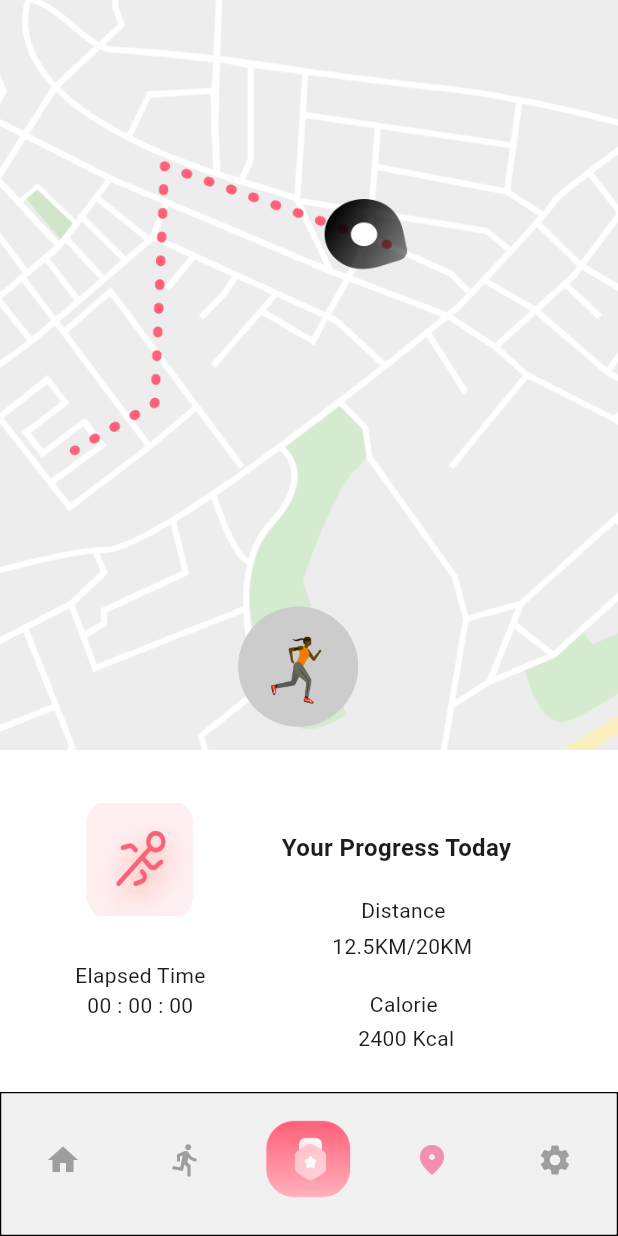
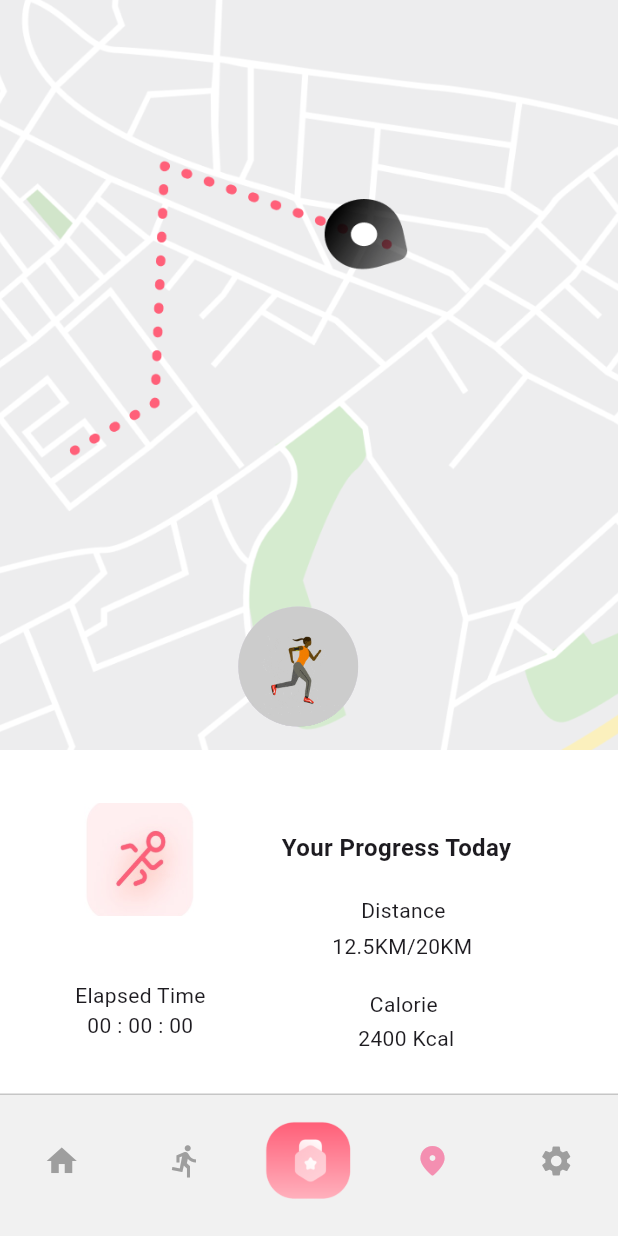
Before and after one commit to k1vv/Gesundheits-Link, a Flutter app: the screen it shows once a user with an empty profile is signed in, item 4 of the bottom bar chosen, on a phone screen of 412 x 824 dp. Run offline on Flutter 3.47's test engine with Material 2 defaults, Android fonts, the phone set to English and light mode, and no system bars; our stand-ins replace firebase_auth, firebase_core, firebase_database, firebase_storage, flutter_blue_plus, flutter_map and 3 more; accounts and stored records are empty.

Commit message:
Some bug fixes

```diff
--- a/lib/UI/home_page.dart
+++ b/lib/UI/home_page.dart
@@ -53,6 +53,7 @@ class _HomePageState extends State<HomePage> {
 
   @override
   Widget build(BuildContext context) {
+    final screenWidth = MediaQuery.of(context).size.width;
     final int currentDayNum = selectedDate.day;
     final String currentDayDay = DateFormat('EEEE').format(selectedDate);
     final String currentYear = DateTime.now().year.toString();
@@ -371,8 +372,8 @@ class _HomePageState extends State<HomePage> {
                     ),
                     Row(
                       children: [
-                        const SizedBox(
-                          width: 30,
+                        SizedBox(
+                          width: 40 * screenWidth / 375,
                         ),
                         SizedBox(
                           width: 146,
--- a/lib/UI/main_page.dart
+++ b/lib/UI/main_page.dart
@@ -49,9 +49,11 @@ class _MainPageState extends State<MainPage> {
         ],
       ),
       bottomNavigationBar: Container(
-        decoration: BoxDecoration(
-          border: Border.all(
-            color: Colors.black
+        decoration: const BoxDecoration(
+          border: Border(
+            top: BorderSide(
+              color: Color.fromARGB(57, 0, 0, 0)
+            )
           )
         ),
         child: BottomNavigationBar(
--- a/lib/UI/maps_page.dart
+++ b/lib/UI/maps_page.dart
@@ -15,6 +15,8 @@ class _ShowMapsState extends State<ShowMaps> {
 
   @override
   Widget build(BuildContext context) {
+    final screenWidth = MediaQuery.of(context).size.width;
+    final screenHeight = MediaQuery.of(context).size.height;
     double baseWidth = 428;
     double fem = MediaQuery.of(context).size.width / baseWidth;
     return Stack(
@@ -57,8 +59,8 @@ class _ShowMapsState extends State<ShowMaps> {
         Positioned(
           top: 525 * fem,
           child: Container(
-            width: 360,
-            height: 400,
+            width: 375 * screenWidth / 375,
+            height: 400 * screenHeight / 375,
             decoration: BoxDecoration(
               color: Colors.white,
               borderRadius: BorderRadius.circular(40),
@@ -88,7 +90,7 @@ class _ShowMapsState extends State<ShowMaps> {
                               child: Image.asset('assets/images/runner.jpg',
                                   fit: BoxFit.cover),
                             ),
-                            const SizedBox(height: 30),
+                            SizedBox(height: 25 * screenHeight / 475),
                             const SizedBox(child: Text('Elapsed Time')),
                             const SizedBox(child: Text('00 : 00 : 00'))
                           ],
--- a/pubspec.yaml
+++ b/pubspec.yaml
@@ -54,6 +54,10 @@ dependencies:
   flutter_polyline_points: ^2.0.0
   flutter_sensors: ^1.0.1
   qr_code_scanner: ^1.0.1
+  wakelock_plus: ^1.1.1
+  flutter_blue_plus: ^1.4.0
+  permission_handler: ^11.0.1
+  get: ^4.6.6
 
 dev_dependencies:
   flutter_test:
```
Also changed, not shown: lib/UI/smartwatch_page.dart (+38 -3 lines), pubspec.lock, 5 other files.
